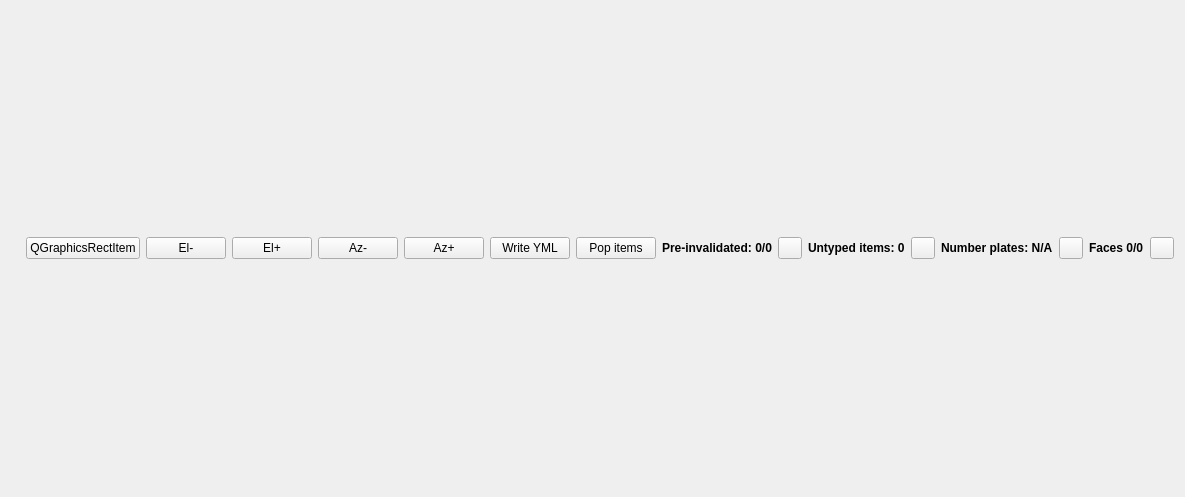
The window that mainwindow.ui (3d4pi/yafdb-validator) describes before a commit, drawn with Qt 5.
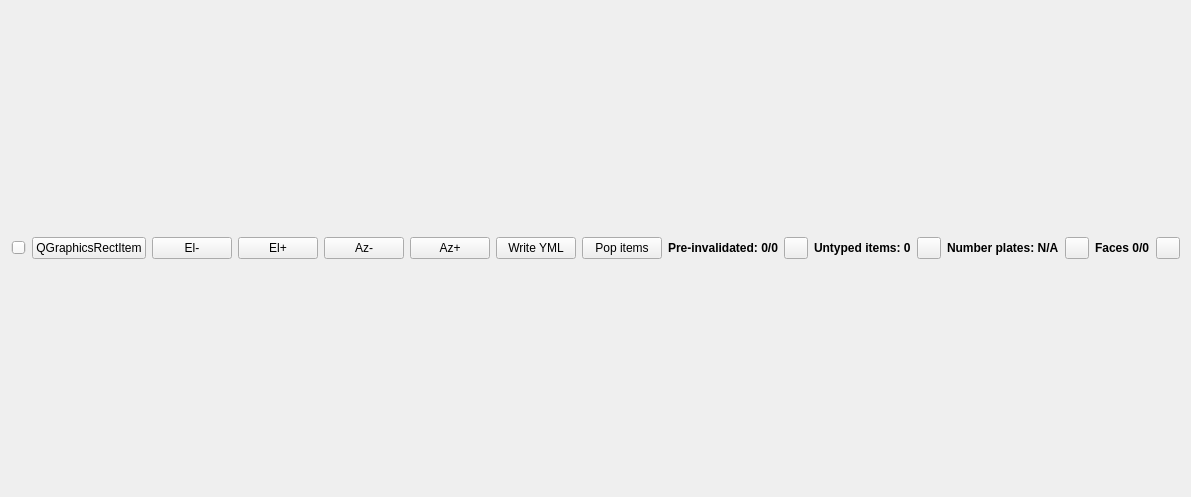
The same window after the commit. Icons and pictures are not drawn.

Patch:
```diff
--- a/mainwindow.ui
+++ b/mainwindow.ui
@@ -34,21 +34,21 @@
     </item>
     <item row="0" column="0">
      <layout class="QGridLayout" name="gridLayout_2">
-      <item row="0" column="4">
+      <item row="1" column="5">
        <widget class="QPushButton" name="pushButton_5">
         <property name="text">
          <string>El+</string>
         </property>
        </widget>
       </item>
-      <item row="0" column="6">
+      <item row="1" column="7">
        <widget class="QPushButton" name="pushButton_3">
         <property name="text">
          <string>Az+</string>
         </property>
        </widget>
       </item>
-      <item row="0" column="15">
+      <item row="1" column="16">
        <widget class="QLabel" name="facesLabel">
         <property name="font">
          <font>
@@ -61,7 +61,7 @@
         </property>
        </widget>
       </item>
-      <item row="0" column="13">
+      <item row="1" column="14">
        <widget class="QLabel" name="platesLabel">
         <property name="font">
          <font>
@@ -74,14 +74,14 @@
         </property>
        </widget>
       </item>
-      <item row="0" column="7">
+      <item row="1" column="8">
        <widget class="QPushButton" name="pushButton_2">
         <property name="text">
          <string>Write YML</string>
         </property>
        </widget>
       </item>
-      <item row="0" column="11">
+      <item row="1" column="12">
        <widget class="QLabel" name="untypedLabel">
         <property name="font">
          <font>
@@ -94,7 +94,7 @@
         </property>
        </widget>
       </item>
-      <item row="0" column="10">
+      <item row="1" column="11">
        <widget class="QPushButton" name="preInvalidatedButton">
         <property name="maximumSize">
          <size>
@@ -117,7 +117,7 @@
         </property>
        </widget>
       </item>
-      <item row="0" column="16">
+      <item row="1" column="17">
        <widget class="QPushButton" name="facesButton">
         <property name="maximumSize">
          <size>
@@ -140,7 +140,7 @@
         </property>
        </widget>
       </item>
-      <item row="0" column="14">
+      <item row="1" column="15">
        <widget class="QPushButton" name="platesButton">
         <property name="maximumSize">
          <size>
@@ -163,28 +163,35 @@
         </property>
        </widget>
       </item>
-      <item row="0" column="5">
+      <item row="1" column="6">
        <widget class="QPushButton" name="pushButton_4">
         <property name="text">
          <string>Az-</string>
         </property>
        </widget>
       </item>
-      <item row="0" column="3">
+      <item row="1" column="4">
        <widget class="QPushButton" name="pushButton_6">
         <property name="text">
          <string>El-</string>
         </property>
        </widget>
       </item>
-      <item row="0" column="8">
+      <item row="1" column="3">
+       <widget class="QPushButton" name="pushButton_7">
+        <property name="text">
+         <string>QGraphicsRectItem</string>
+        </property>
+       </widget>
+      </item>
+      <item row="1" column="9">
        <widget class="QPushButton" name="pushButton">
         <property name="text">
          <string>Pop items</string>
         </property>
        </widget>
       </item>
-      <item row="0" column="12">
+      <item row="1" column="13">
        <widget class="QPushButton" name="untypedButton">
         <property name="maximumSize">
          <size>
@@ -207,7 +214,7 @@
         </property>
        </widget>
       </item>
-      <item row="0" column="1">
+      <item row="1" column="1">
        <spacer name="horizontalSpacer">
         <property name="orientation">
          <enum>Qt::Horizontal</enum>
@@ -223,7 +230,7 @@
         </property>
        </spacer>
       </item>
-      <item row="0" column="9">
+      <item row="1" column="10">
        <widget class="QLabel" name="preInvalidatedLabel">
         <property name="font">
          <font>
@@ -236,10 +243,19 @@
         </property>
        </widget>
       </item>
-      <item row="0" column="2">
-       <widget class="QPushButton" name="pushButton_7">
-        <property name="text">
-         <string>QGraphicsRectItem</string>
+      <item row="1" column="2">
+       <widget class="QSlider" name="horizontalSlider">
+        <property name="minimum">
+         <number>1</number>
+        </property>
+        <property name="maximum">
+         <number>100</number>
+        </property>
+        <property name="value">
+         <number>60</number>
+        </property>
+        <property name="orientation">
+         <enum>Qt::Horizontal</enum>
         </property>
        </widget>
       </item>
```
Left out of the diff: 6 changed lines with no effect on the pictures.
